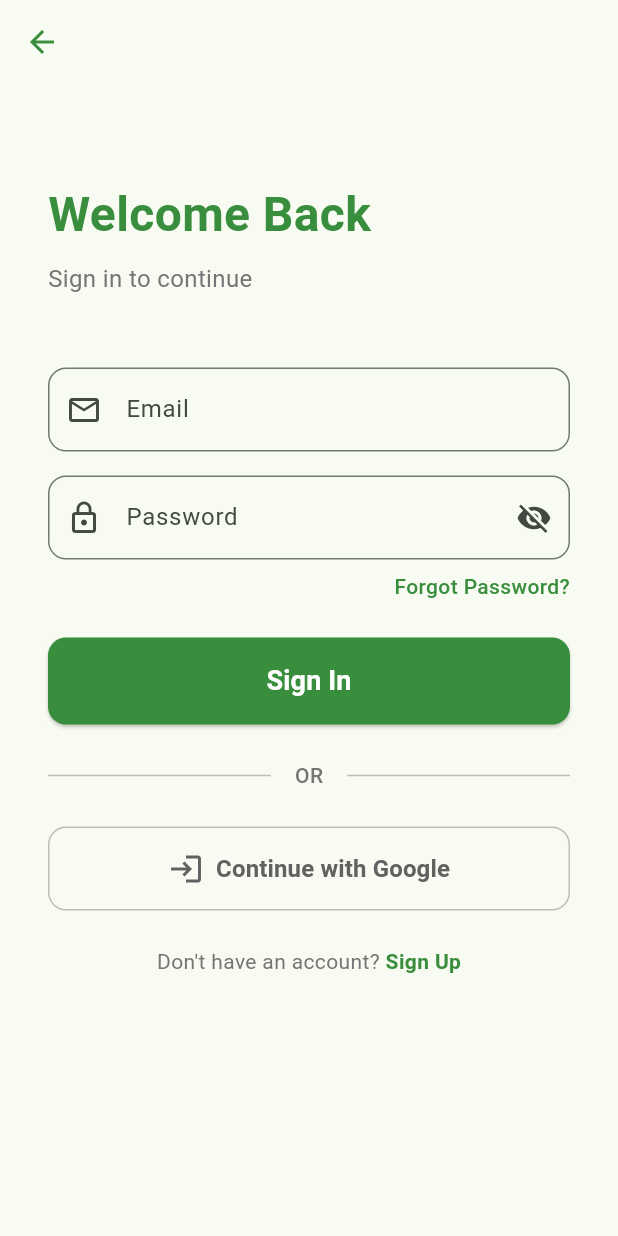
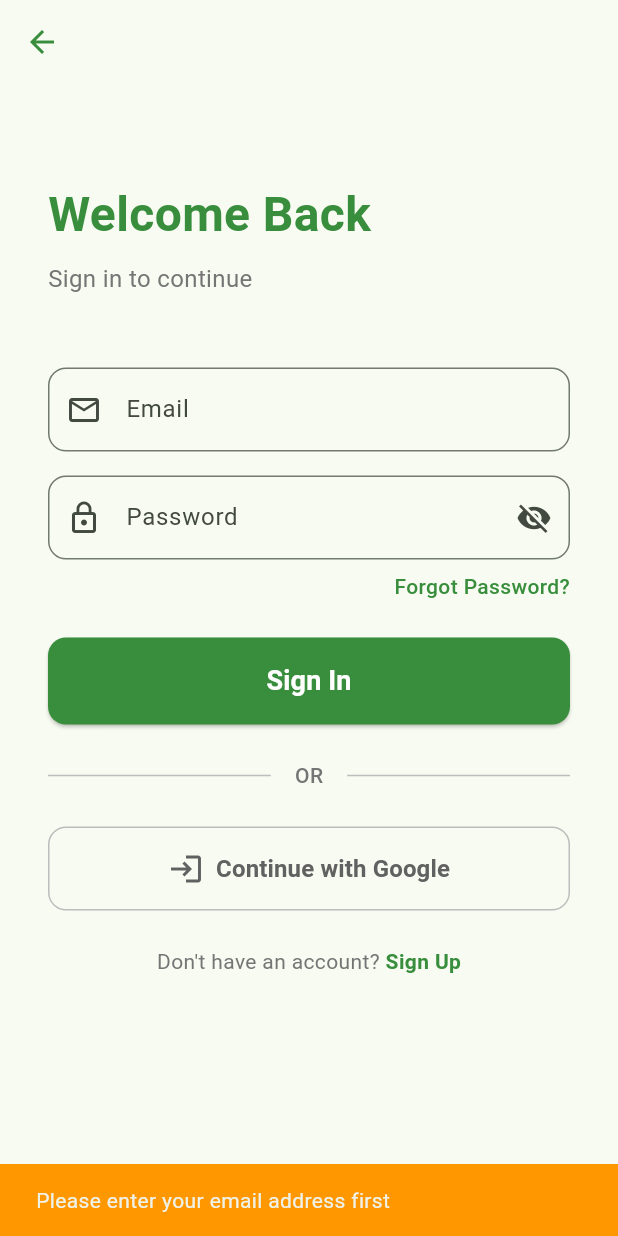
Before and after one commit to Alvarado96/trash_dash_demo, a Flutter app: the SignInScreen screen opened directly, after a tap on "Forgot Password?", on a phone screen of 412 x 824 dp. Run offline on Flutter 3.47's test engine with Material 3 defaults, Android fonts, the phone set to English and light mode, and no system bars; our stand-ins replace cloud_firestore, firebase_auth, firebase_core, geocoding, google_maps_flutter, google_sign_in and 3 more; accounts and stored records are empty; network calls fail.

Commit message:
Address code review feedback
- Implement forgot password functionality in sign_in_screen
- Fix password validation error message consistency
- Use Firestore transactions for createTrashItem and deleteTrashItem for data consistency

Co-authored-by: Alvarado96 <21673085+Alvarado96@users.noreply.github.com>

```diff
--- a/lib/screens/sign_in_screen.dart
+++ b/lib/screens/sign_in_screen.dart
@@ -178,8 +178,37 @@ class _SignInScreenState extends State<SignInScreen> {
                 Align(
                   alignment: Alignment.centerRight,
                   child: GestureDetector(
-                    onTap: () {
-                      // TODO: Implement forgot password with Firebase
+                    onTap: () async {
+                      final email = _emailController.text.trim();
+                      if (email.isEmpty) {
+                        ScaffoldMessenger.of(context).showSnackBar(
+                          const SnackBar(
+                            content: Text('Please enter your email address first'),
+                            backgroundColor: Colors.orange,
+                          ),
+                        );
+                        return;
+                      }
+                      try {
+                        await AuthService().resetPassword(email: email);
+                        if (mounted) {
+                          ScaffoldMessenger.of(context).showSnackBar(
+                            const SnackBar(
+                              content: Text('Password reset email sent! Check your inbox.'),
+                              backgroundColor: Colors.green,
+                            ),
+                          );
+                        }
+                      } catch (e) {
+                        if (mounted) {
+                          ScaffoldMessenger.of(context).showSnackBar(
+                            SnackBar(
+                              content: Text('Error: ${e.toString()}'),
+                              backgroundColor: Colors.red,
+                            ),
+                          );
+                        }
+                      }
                     },
                     child: Text(
                       'Forgot Password?',
--- a/lib/screens/sign_up_screen.dart
+++ b/lib/screens/sign_up_screen.dart
@@ -245,7 +245,7 @@ class _SignUpScreenState extends State<SignUpScreen> {
                       return 'Please enter a password';
                     }
                     if (value.length < 6) {
-                      return 'Password must be at least 8 characters';
+                      return 'Password must be at least 6 characters';
                     }
                     return null;
                   },
```
Also changed, not shown: lib/services/firestore_service.dart (+30 -13 lines).
